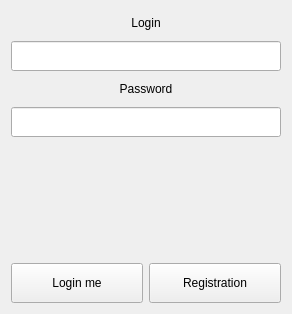
Old version of the form client/authdialog.ui in the repository group93492/distributor.
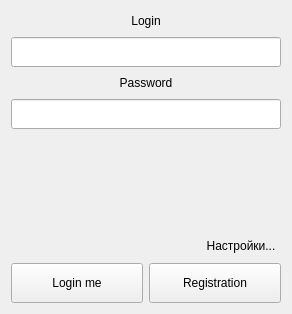
New version of the form.

Commit message: Added dialog for network config; Some small changes in AuthDialog

Diff of the .ui file:
```diff
--- a/client/authdialog.ui
+++ b/client/authdialog.ui
@@ -15,7 +15,7 @@
   </property>
   <layout class="QHBoxLayout" name="horizontalLayout">
    <item>
-    <layout class="QVBoxLayout" name="verticalLayout" stretch="1,1,1,1,5,1">
+    <layout class="QVBoxLayout" name="verticalLayout" stretch="1,1,1,1,5,0,1">
      <item>
       <widget class="QLabel" name="label">
        <property name="text">
@@ -75,6 +75,39 @@
        </property>
       </spacer>
      </item>
+     <item>
+      <layout class="QHBoxLayout" name="horizontalLayout_3">
+       <item>
+        <spacer name="horizontalSpacer">
+         <property name="orientation">
+          <enum>Qt::Horizontal</enum>
+         </property>
+         <property name="sizeHint" stdset="0">
+          <size>
+           <width>40</width>
+           <height>20</height>
+          </size>
+         </property>
+        </spacer>
+       </item>
+       <item>
+        <widget class="QPushButton" name="configButton">
+         <property name="font">
+          <font>
+           <weight>50</weight>
+           <bold>false</bold>
+          </font>
+         </property>
+         <property name="text">
+          <string>Настройки...</string>
+         </property>
+         <property name="flat">
+          <bool>true</bool>
+         </property>
+        </widget>
+       </item>
+      </layout>
+     </item>
      <item>
       <layout class="QHBoxLayout" name="horizontalLayout_2">
        <item>
```
Left out of the diff: 2 changed lines with no effect on the pictures. The commit also changes 6 other files.
